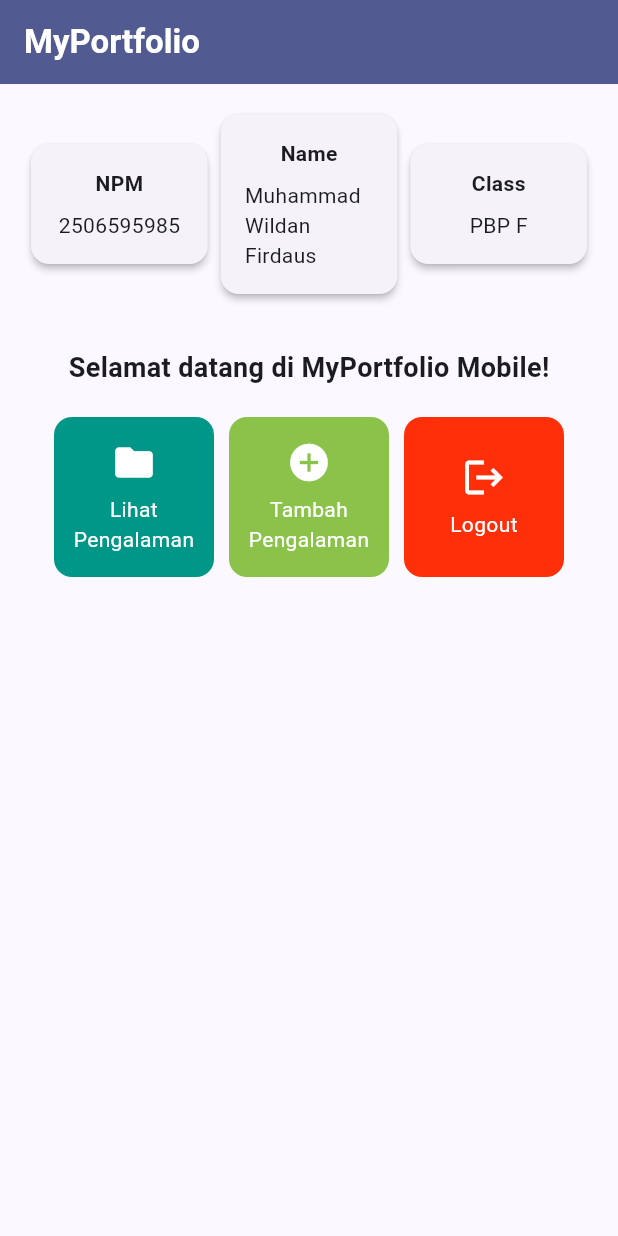
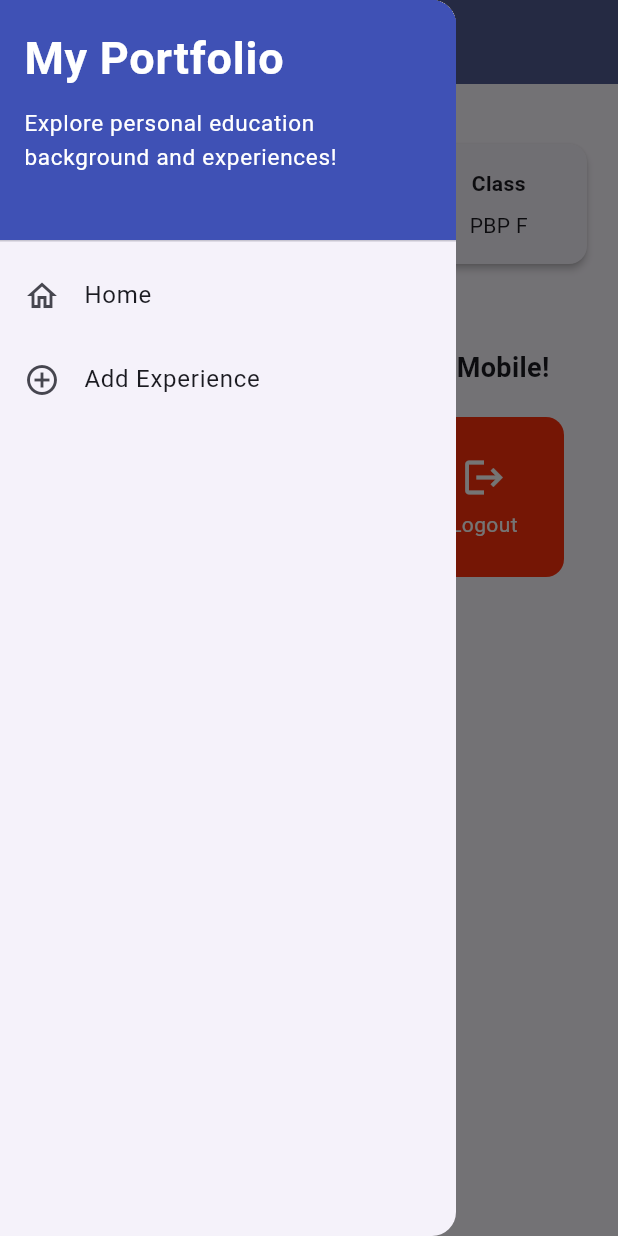
Before and after one commit to mwf-yesido/myportofolio_mobile, a Flutter app: the screen it shows after launch, with the side drawer open (before the commit the screen has no drawer), on a phone screen of 412 x 824 dp. Run offline on Flutter 3.47's test engine with Material 3 defaults, Android fonts, the phone set to English and light mode, and no system bars.

Commit message:
Tutorial 9

```diff
--- a/lib/main.dart
+++ b/lib/main.dart
@@ -1,5 +1,5 @@
 import 'package:flutter/material.dart';
-import 'package:myportofolio_mobile/menu.dart';
+import 'package:myportofolio_mobile/screens/menu.dart';
 
 void main() {
   runApp(const MyApp());
--- a/lib/menu.dart
+++ b/lib/screens/menu.dart
@@ -1,4 +1,7 @@
 import 'package:flutter/material.dart';
+import 'package:myportofolio_mobile/widgets/left_drawer.dart';
+import 'package:myportofolio_mobile/screens/experience_form.dart';
+import 'package:myportofolio_mobile/widgets/experience_card.dart';
 
 class MyHomePage extends StatelessWidget {
   MyHomePage({super.key});
@@ -28,6 +31,7 @@ class MyHomePage extends StatelessWidget {
         ),
         backgroundColor: Theme.of(context).colorScheme.primary,
       ),
+      drawer: const LeftDrawer(),
       // Body halaman utama dengan padding di sekelilingnya.
       body: Padding(
         padding: const EdgeInsets.all(16.0),
@@ -115,58 +119,3 @@ class InfoCard extends StatelessWidget {
     );
   }
 }
-
-class ItemHomepage {
-  final String name;
-  final IconData icon;
-  final Color color;
-
-  ItemHomepage(this.name, this.icon, this.color);
-}
-
-class ItemCard extends StatelessWidget {
-  final ItemHomepage item;
-
-  const ItemCard(this.item, {super.key});
-
-  @override
-  Widget build(BuildContext context) {
-    return Material(
-      // Menggunakan warna sekunder dari skema tema aplikasi.
-      color: item.color,
-      borderRadius: BorderRadius.circular(12),
-      child: InkWell(
-        // Aksi ketika kartu ditekan oleh pengguna.
-        onTap: () {
-          // Menampilkan SnackBar dengan pesan interaktif.
-          ScaffoldMessenger.of(context)
-            ..hideCurrentSnackBar()
-            ..showSnackBar(
-              SnackBar(content: Text("Kamu telah menekan tombol ${item.name}!"))
-            );
-        },
-        child: Container(
-          padding: const EdgeInsets.all(8),
-          child: Center(
-            child: Column(
-              mainAxisAlignment: MainAxisAlignment.center,
-              children: [
-                Icon(
-                  item.icon,
-                  color: Colors.white,
-                  size: 30.0,
-                ),
-                const Padding(padding: EdgeInsets.all(3)),
-                Text(
-                  item.name,
-                  textAlign: TextAlign.center,
-                  style: const TextStyle(color: Colors.white),
-                ),
-              ],
-            ),
-          ),
-        ),
-      ),
-    );
-  }
-}
--- /dev/null
+++ b/lib/widgets/experience_card.dart
@@ -0,0 +1,62 @@
+import 'package:flutter/material.dart';
+import 'package:myportofolio_mobile/screens/experience_form.dart';
+import 'package:myportofolio_mobile/screens/menu.dart';
+
+class ItemHomepage {
+  final String name;
+  final IconData icon;
+  final Color color;
+
+  ItemHomepage(this.name, this.icon, this.color);
+}
+
+class ItemCard extends StatelessWidget {
+  final ItemHomepage item;
+
+  const ItemCard(this.item, {super.key});
+
+  @override
+  Widget build(BuildContext context) {
+    return Material(
+      // Menggunakan warna sekunder dari skema tema aplikasi.
+      color: item.color,
+      borderRadius: BorderRadius.circular(12),
+      child: InkWell(
+        // Aksi ketika kartu ditekan oleh pengguna.
+        onTap: () {
+          // Menampilkan SnackBar dengan pesan interaktif.
+          ScaffoldMessenger.of(context)
+            ..hideCurrentSnackBar()
+            ..showSnackBar(
+              SnackBar(content: Text("Kamu telah menekan tombol ${item.name}!"))
+            );
+
+          if (item.name == "Tambah Proyek") {
+            // TODO: Gunakan Navigator.push() untuk melakukan navigasi ke MaterialPageRoute yang mencakup ProjectFormPage
+          }
+        },
+        child: Container(
+          padding: const EdgeInsets.all(8),
+          child: Center(
+            child: Column(
+              mainAxisAlignment: MainAxisAlignment.center,
+              children: [
+                Icon(
+                  item.icon,
+                  color: Colors.white,
+                  size: 30.0,
+                ),
+                const Padding(padding: EdgeInsets.all(3)),
+                Text(
+                  item.name,
+                  textAlign: TextAlign.center,
+                  style: const TextStyle(color: Colors.white),
+                ),
+              ],
+            ),
+          ),
+        ),
+      ),
+    );
+  }
+}
--- /dev/null
+++ b/lib/widgets/left_drawer.dart
@@ -0,0 +1,66 @@
+import 'package:flutter/material.dart';
+import 'package:myportofolio_mobile/screens/menu.dart';
+// TODO: Impor halaman ProjectFormPage jika sudah dibuat
+
+class LeftDrawer extends StatelessWidget {
+  const LeftDrawer({super.key});
+
+  @override
+  Widget build(BuildContext context) {
+    return Drawer(
+      child: ListView(
+        children: [
+          const DrawerHeader(
+            decoration: BoxDecoration(
+              color: Colors.indigo,
+            ),
+            child: Column(
+              crossAxisAlignment: CrossAxisAlignment.start,
+              children: [
+                Text(
+                  'My Portfolio',
+                  style: TextStyle(
+                    fontSize: 30,
+                    fontWeight: FontWeight.bold,
+                    color: Colors.white,
+                  ),
+                ),
+                SizedBox(height: 10),
+                Text(
+                  'Explore personal education background and experiences!',
+                  style: TextStyle(
+                    fontSize: 15,
+                    color: Colors.white,
+                  ),
+                ),
+              ],
+            ),
+          ),
+          ListTile(
+            leading: const Icon(Icons.home_outlined),
+            title: const Text('Home'),
+            // Navigasi ke halaman utama portofolio
+            onTap: () {
+              Navigator.pushReplacement(
+                context,
+                MaterialPageRoute(
+                  builder: (context) => MyHomePage(),
+                ),
+              );
+            },
+          ),
+          ListTile(
+            leading: const Icon(Icons.add_circle_outline),
+            title: const Text('Add Experience'),
+            // Navigasi ke halaman tambah proyek
+            onTap: () {
+              /*
+              TODO: Buatlah routing ke halaman ProjectFormPage yang akan dibuat nanti.
+              */
+            },
+          ),
+        ],
+      ),
+    );
+  }
+}
```
Also changed, not shown: lib/screens/experience_form.dart (added, +197 -0 lines).
